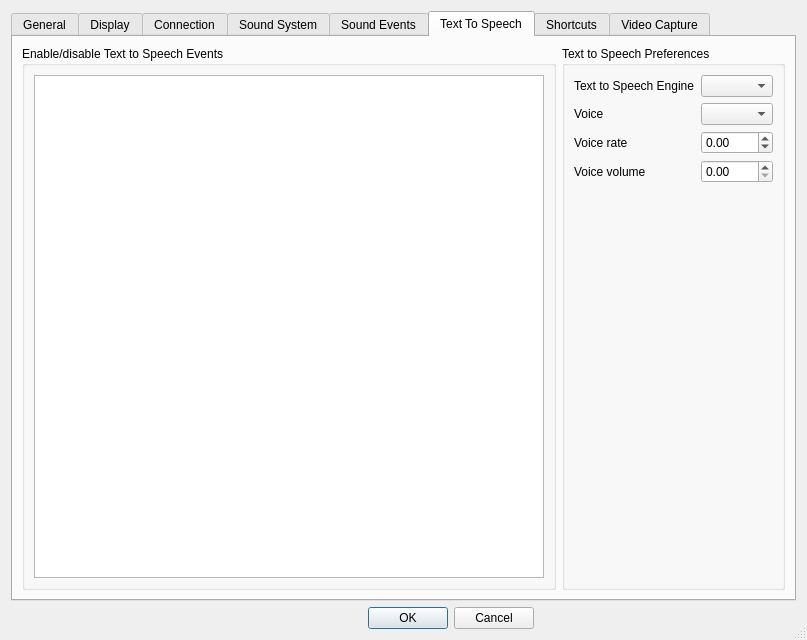
VovaMobile/TeamTalk5, file Client/qtTeamTalk/preferences.ui: the form before one commit.
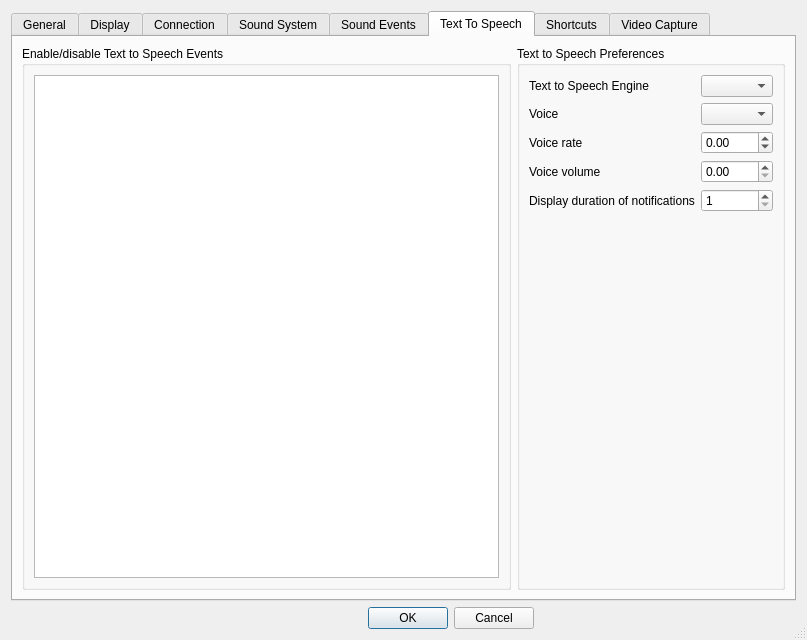
The form after the commit. The open tabs and pages were chosen to show the change. Icons and pictures are not drawn. Custom widgets are drawn as their Qt base class.

Commit message: Option to configure notifications duration

What changed in the file:
```diff
--- a/Client/qtTeamTalk/preferences.ui
+++ b/Client/qtTeamTalk/preferences.ui
@@ -1850,6 +1850,26 @@
             </property>
            </widget>
           </item>
+          <item row="4" column="0">
+           <widget class="QLabel" name="label_notifTimestamp">
+            <property name="text">
+             <string>Display duration of notifications</string>
+            </property>
+            <property name="buddy">
+             <cstring>notifTimestampSpinBox</cstring>
+            </property>
+           </widget>
+          </item>
+          <item row="4" column="1">
+           <widget class="QSpinBox" name="notifTimestampSpinBox">
+            <property name="minimum">
+             <number>1</number>
+            </property>
+            <property name="maximum">
+             <number>10000</number>
+            </property>
+           </widget>
+          </item>
          </layout>
         </widget>
        </item>
```
The commit also changes 3 other files.
